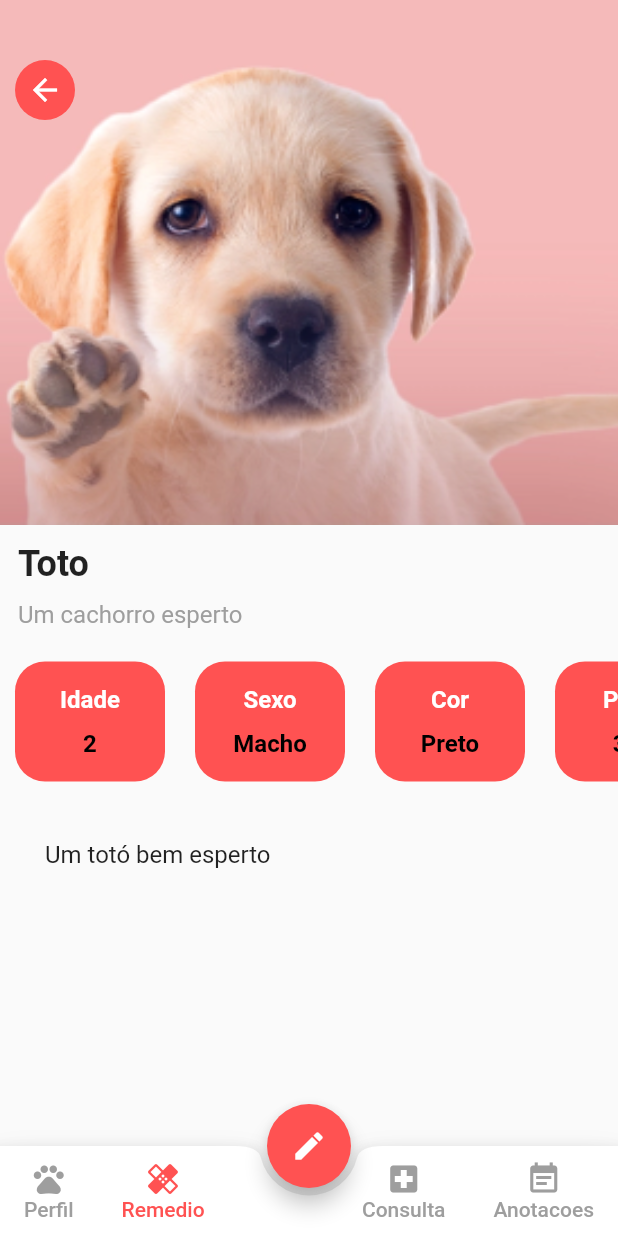
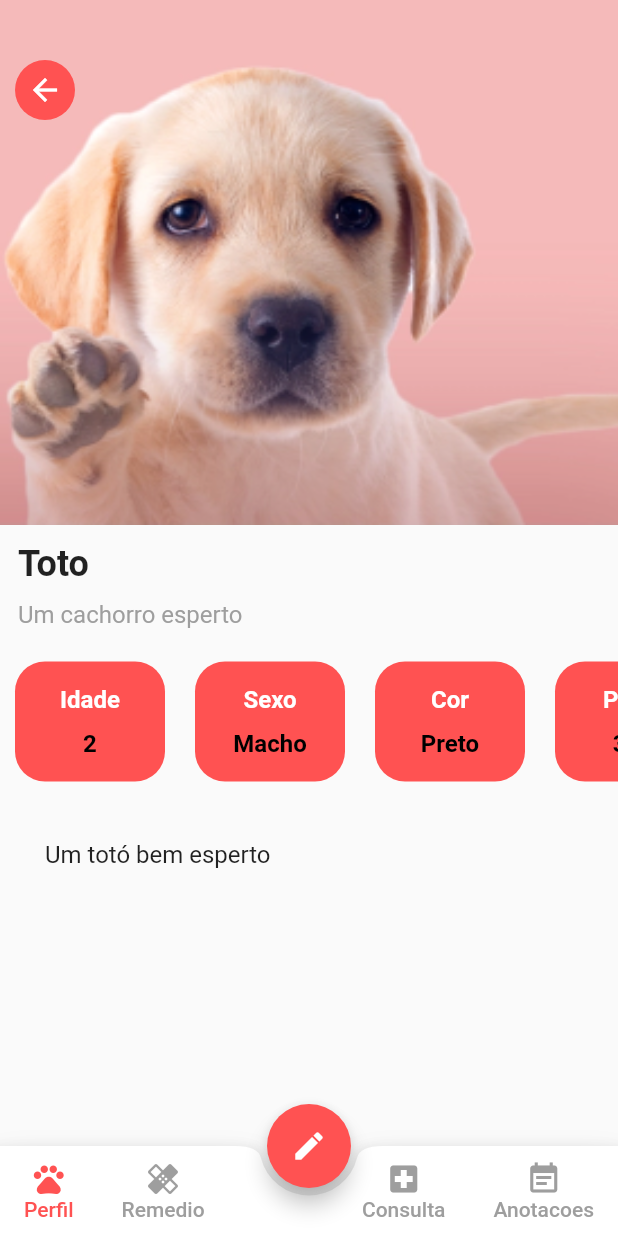
Before and after one commit to arielsardinha/flutter-life_pet, a Flutter app: the screen it shows after launch, after a tap on "Toto", on a phone screen of 412 x 824 dp. Run offline on Flutter 3.47's test engine with Material 2 defaults, Android fonts, the phone set to English and light mode, and no system bars; our stand-ins replace image_picker; Roboto replaces fonts that are missing (Montserrat).

```diff
--- a/lib/components/costom_app_bar.dart
+++ b/lib/components/costom_app_bar.dart
@@ -1,8 +1,10 @@
 import 'package:flutter/material.dart';
+import 'package:life_pet/models/pet_model.dart';
 
 class CustonAppBar extends StatefulWidget {
-  CustonAppBar({Key? key}) : super(key: key);
-  int paginaAberta = 1;
+  CustonAppBar({Key? key, required this.pet}) : super(key: key);
+  int paginaAberta = 0;
+  final Pet pet;
 
   @override
   State<CustonAppBar> createState() => _CustonAppBarState();
@@ -55,6 +57,8 @@ class _CustonAppBarState extends State<CustonAppBar> {
                     setState(() {
                       widget.paginaAberta = 1;
                     });
+                    Navigator.of(context)
+                        .popAndPushNamed('/remedio', arguments: widget.pet);
                   },
                   minWidth: 40,
                   child: Column(
--- a/lib/main.dart
+++ b/lib/main.dart
@@ -3,6 +3,7 @@ import 'package:flutter/material.dart';
 import 'package:life_pet/modules/home/home_view.dart';
 import 'package:life_pet/modules/pets/cadastr_pet_view.dart';
 import 'package:life_pet/modules/pets/perfil/perfil_pet_view.dart';
+import 'package:life_pet/modules/remedio/perfil/remedio_view.dart';
 
 void main() => runApp(const Main());
 
@@ -19,6 +20,7 @@ class Main extends StatelessWidget {
         '/home': (context) => HomeView(),
         '/cadastroPet': (context) => const CadastroPetView(),
         "/perfilPet": (context) => const PerfilPetView(),
+        "/remedio": (context) => const RemedioView(),
       },
     );
   }
--- a/lib/modules/pets/perfil/perfil_pet_view.dart
+++ b/lib/modules/pets/perfil/perfil_pet_view.dart
@@ -98,7 +98,7 @@ class PerfilPetView extends StatelessWidget {
             Icons.edit,
             color: Colors.white,
           )),
-      bottomNavigationBar: CustonAppBar(),
+      bottomNavigationBar: CustonAppBar(pet: pet),
     );
   }
 }
```
Also changed, not shown: lib/modules/remedio/perfil/remedio_view.dart (added, +62 -0 lines).
